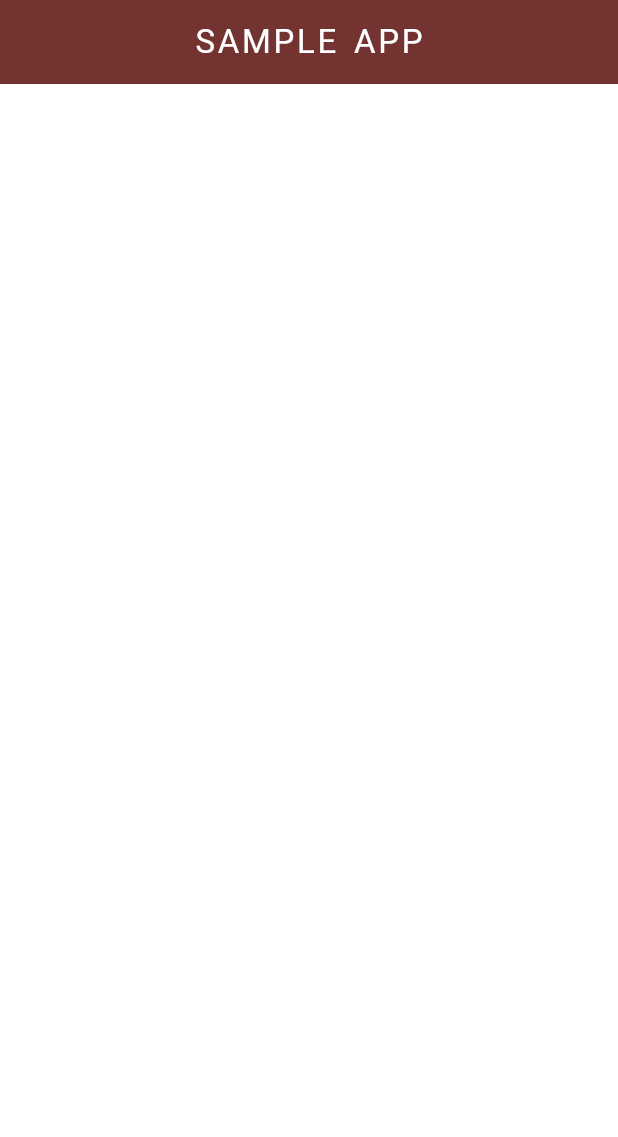
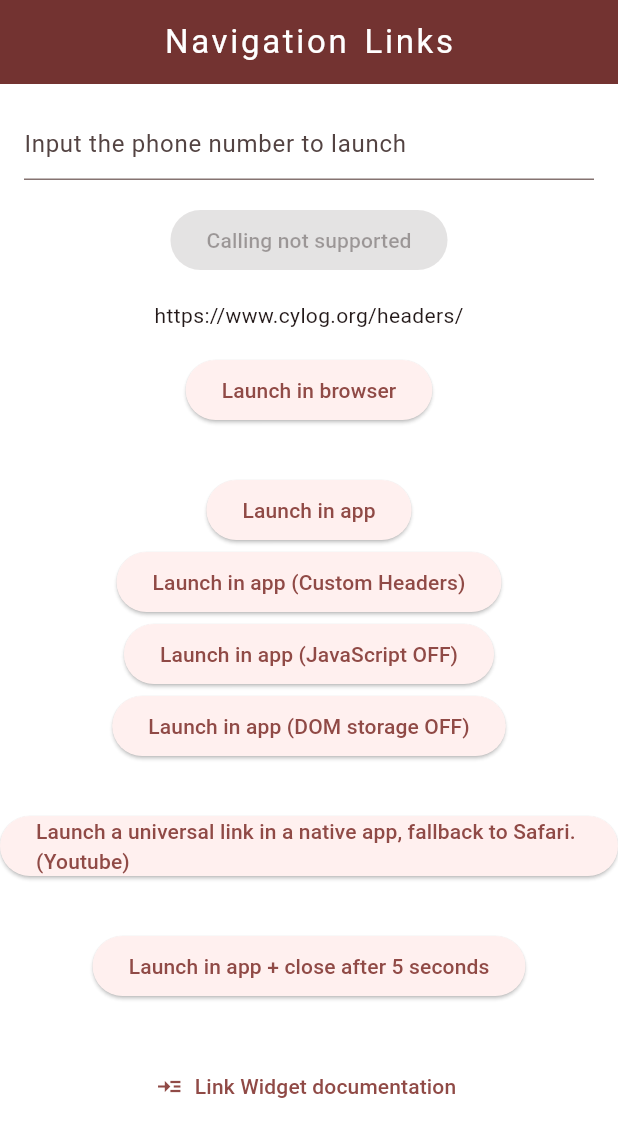
Before and after one commit to shossain786/practice_app, a Flutter app: the screen it shows after launch, on a phone screen of 412 x 824 dp. Shown: the top 1137 px of the screen. Run offline on Flutter 3.47's test engine with Material 3 defaults, Android fonts, the phone set to English and light mode, and no system bars.

Commit message:
hyperlink lib added

```diff
--- a/lib/main.dart
+++ b/lib/main.dart
@@ -1,5 +1,5 @@
 import 'package:flutter/material.dart';
-import 'package:practice_app/sample_lib.dart';
+import 'package:practice_app/text_libs/hyper_link.dart';
 
 var kColorScheme = ColorScheme.fromSeed(seedColor: Colors.redAccent);
 
@@ -31,7 +31,9 @@ class MyApp extends StatelessWidget {
         ),
         scaffoldBackgroundColor: kColorScheme.onSecondary.withOpacity(0.8),
       ),
-      home: const MySampleLib(),
+      home: const MyHomePage(
+        title: 'Navigation Links',
+      ),
     );
   }
 }
--- /dev/null
+++ b/lib/text_libs/hyper_link.dart
@@ -0,0 +1,224 @@
+// Copyright 2013 The Flutter Authors. All rights reserved.
+// Use of this source code is governed by a BSD-style license that can be
+// found in the LICENSE file.
+
+// ignore_for_file: public_member_api_docs
+
+import 'dart:async';
+
+import 'package:flutter/material.dart';
+import 'package:url_launcher/link.dart';
+import 'package:url_launcher/url_launcher.dart';
+
+class MyHomePage extends StatefulWidget {
+  const MyHomePage({super.key, required this.title});
+  final String title;
+
+  @override
+  State<MyHomePage> createState() => _MyHomePageState();
+}
+
+class _MyHomePageState extends State<MyHomePage> {
+  bool _hasCallSupport = false;
+  Future<void>? _launched;
+  String _phone = '';
+
+  @override
+  void initState() {
+    super.initState();
+    // Check for phone call support.
+    canLaunchUrl(Uri(scheme: 'tel', path: '123')).then((bool result) {
+      setState(() {
+        _hasCallSupport = result;
+      });
+    });
+  }
+
+  Future<void> _launchInBrowser(Uri url) async {
+    if (!await launchUrl(
+      url,
+      mode: LaunchMode.externalApplication,
+    )) {
+      throw Exception('Could not launch $url');
+    }
+  }
+
+  Future<void> _launchInBrowserView(Uri url) async {
+    if (!await launchUrl(url, mode: LaunchMode.inAppBrowserView)) {
+      throw Exception('Could not launch $url');
+    }
+  }
+
+  Future<void> _launchInWebView(Uri url) async {
+    if (!await launchUrl(url, mode: LaunchMode.inAppWebView)) {
+      throw Exception('Could not launch $url');
+    }
+  }
+
+  Future<void> _launchAsInAppWebViewWithCustomHeaders(Uri url) async {
+    if (!await launchUrl(
+      url,
+      mode: LaunchMode.inAppWebView,
+      webViewConfiguration: const WebViewConfiguration(
+          headers: <String, String>{'my_header_key': 'my_header_value'}),
+    )) {
+      throw Exception('Could not launch $url');
+    }
+  }
+
+  Future<void> _launchInWebViewWithoutJavaScript(Uri url) async {
+    if (!await launchUrl(
+      url,
+      mode: LaunchMode.inAppWebView,
+      webViewConfiguration: const WebViewConfiguration(enableJavaScript: false),
+    )) {
+      throw Exception('Could not launch $url');
+    }
+  }
+
+  Future<void> _launchInWebViewWithoutDomStorage(Uri url) async {
+    if (!await launchUrl(
+      url,
+      mode: LaunchMode.inAppWebView,
+      webViewConfiguration: const WebViewConfiguration(enableDomStorage: false),
+    )) {
+      throw Exception('Could not launch $url');
+    }
+  }
+
+  Future<void> _launchUniversalLinkIOS(Uri url) async {
+    final bool nativeAppLaunchSucceeded = await launchUrl(
+      url,
+      mode: LaunchMode.externalNonBrowserApplication,
+    );
+    if (!nativeAppLaunchSucceeded) {
+      await launchUrl(
+        url,
+        mode: LaunchMode.inAppBrowserView,
+      );
+    }
+  }
+
+  Widget _launchStatus(BuildContext context, AsyncSnapshot<void> snapshot) {
+    if (snapshot.hasError) {
+      return Text('Error: ${snapshot.error}');
+    } else {
+      return const Text('');
+    }
+  }
+
+  Future<void> _makePhoneCall(String phoneNumber) async {
+    final Uri launchUri = Uri(
+      scheme: 'tel',
+      path: phoneNumber,
+    );
+    await launchUrl(launchUri);
+  }
+
+  @override
+  Widget build(BuildContext context) {
+    // onPressed calls using this URL are not gated on a 'canLaunch' check
+    // because the assumption is that every device can launch a web URL.
+    final Uri toLaunch =
+        Uri(scheme: 'https', host: 'www.cylog.org', path: 'headers/');
+    return Scaffold(
+      appBar: AppBar(
+        title: Text(widget.title),
+      ),
+      body: ListView(
+        children: <Widget>[
+          Column(
+            mainAxisAlignment: MainAxisAlignment.center,
+            children: <Widget>[
+              Padding(
+                padding: const EdgeInsets.all(16.0),
+                child: TextField(
+                    onChanged: (String text) => _phone = text,
+                    decoration: const InputDecoration(
+                        hintText: 'Input the phone number to launch')),
+              ),
+              ElevatedButton(
+                onPressed: _hasCallSupport
+                    ? () => setState(() {
+                          _launched = _makePhoneCall(_phone);
+                        })
+                    : null,
+                child: _hasCallSupport
+                    ? const Text('Make phone call')
+                    : const Text('Calling not supported'),
+              ),
+              Padding(
+                padding: const EdgeInsets.all(16.0),
+                child: Text(toLaunch.toString()),
+              ),
+              ElevatedButton(
+                onPressed: () => setState(() {
+                  _launched = _launchInBrowser(toLaunch);
+                }),
+                child: const Text('Launch in browser'),
+              ),
+              const Padding(padding: EdgeInsets.all(16.0)),
+              ElevatedButton(
+                onPressed: () => setState(() {
+                  _launched = _launchInBrowserView(toLaunch);
+                }),
+                child: const Text('Launch in app'),
+              ),
+              ElevatedButton(
+                onPressed: () => setState(() {
+                  _launched = _launchAsInAppWebViewWithCustomHeaders(toLaunch);
+                }),
+                child: const Text('Launch in app (Custom Headers)'),
+              ),
+              ElevatedButton(
+                onPressed: () => setState(() {
+                  _launched = _launchInWebViewWithoutJavaScript(toLaunch);
+                }),
+                child: const Text('Launch in app (JavaScript OFF)'),
+              ),
+              ElevatedButton(
+                onPressed: () => setState(() {
+                  _launched = _launchInWebViewWithoutDomStorage(toLaunch);
+                }),
+                child: const Text('Launch in app (DOM storage OFF)'),
+              ),
+              const Padding(padding: EdgeInsets.all(16.0)),
+              ElevatedButton(
+                onPressed: () => setState(() {
+                  _launched = _launchUniversalLinkIOS(toLaunch);
+                }),
+                child: const Text(
+                    'Launch a universal link in a native app, fallback to Safari.(Youtube)'),
+              ),
+              const Padding(padding: EdgeInsets.all(16.0)),
+              ElevatedButton(
+                onPressed: () => setState(() {
+                  _launched = _launchInWebView(toLaunch);
+                  Timer(const Duration(seconds: 5), () {
+                    closeInAppWebView();
+                  });
+                }),
+                child: const Text('Launch in app + close after 5 seconds'),
+              ),
+              const Padding(padding: EdgeInsets.all(16.0)),
+              Link(
+                uri: Uri.parse(
+                    'https://pub.dev/documentation/url_launcher/latest/link/link-library.html'),
+                target: LinkTarget.blank,
+                builder: (BuildContext ctx, FollowLink? openLink) {
+                  return TextButton.icon(
+                    onPressed: openLink,
+                    label: const Text('Link Widget documentation'),
+                    icon: const Icon(Icons.read_more),
+                  );
+                },
+              ),
+              const Padding(padding: EdgeInsets.all(16.0)),
+              FutureBuilder<void>(future: _launched, builder: _launchStatus),
+            ],
+          ),
+        ],
+      ),
+    );
+  }
+}
--- a/pubspec.yaml
+++ b/pubspec.yaml
@@ -13,6 +13,7 @@ dependencies:
     sdk: flutter
 
   cupertino_icons: ^1.0.6
+  url_launcher: ^6.2.6
 
 dev_dependencies:
   flutter_test:
```
Also changed, not shown: pubspec.lock, 5 other files.
